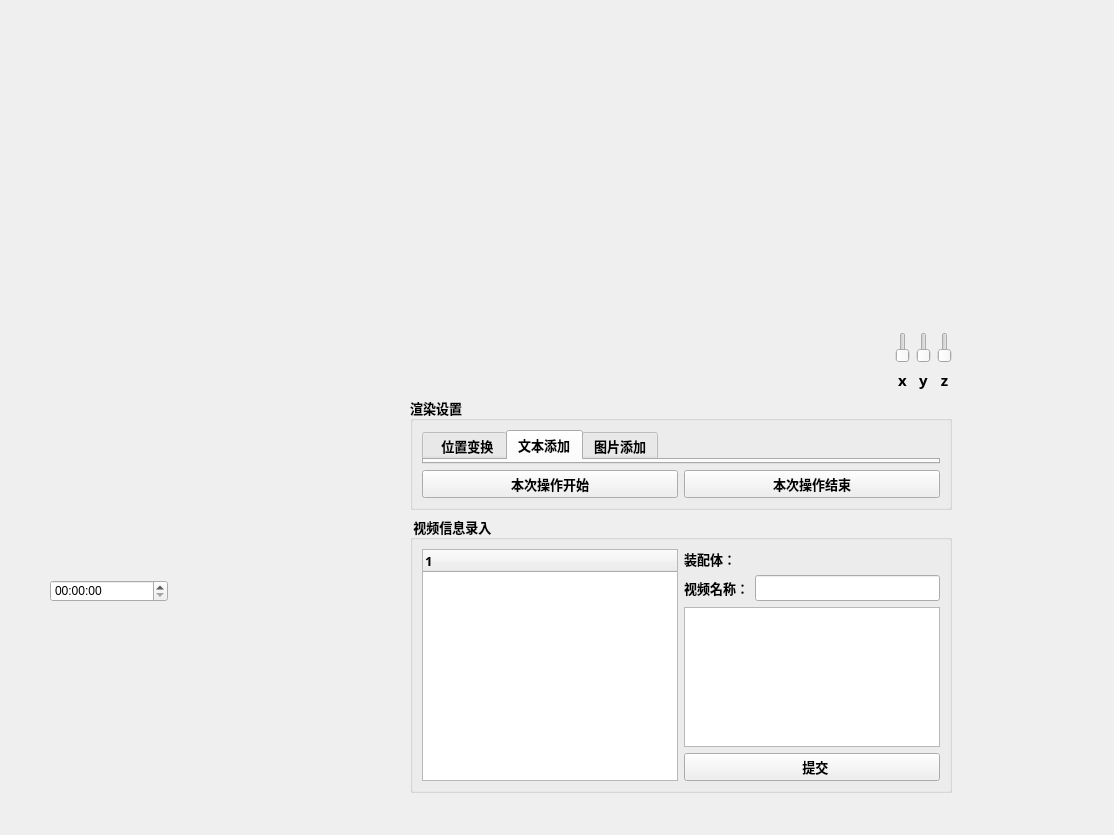
The window that task/Auxiliary_maintenance/maintenance_mask.ui (liuyu690806/AR) describes before a commit, drawn with Qt 5.
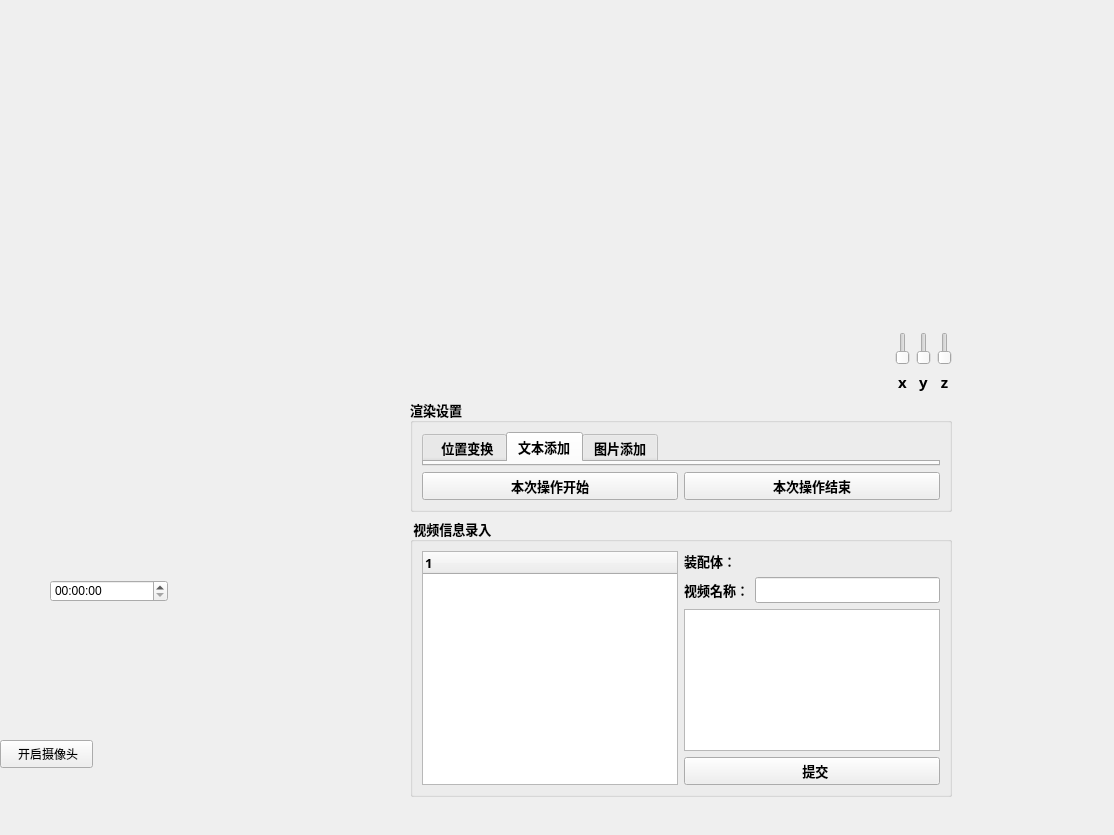
The same window after the commit. Custom widgets are drawn as their Qt base class.

What changed in the file:
```diff
--- a/task/Auxiliary_maintenance/maintenance_mask.ui
+++ b/task/Auxiliary_maintenance/maintenance_mask.ui
@@ -26,9 +26,9 @@
   <widget class="QWidget" name="widget_vedio" native="true">
    <property name="geometry">
     <rect>
-     <x>30</x>
-     <y>30</y>
-     <width>81</width>
+     <x>80</x>
+     <y>10</y>
+     <width>211</width>
      <height>531</height>
     </rect>
    </property>
@@ -39,7 +39,7 @@
      <x>410</x>
      <y>332</y>
      <width>542</width>
-     <height>461</height>
+     <height>465</height>
     </rect>
    </property>
    <layout class="QVBoxLayout" name="verticalLayout_5">
@@ -294,7 +294,28 @@
     </item>
    </layout>
   </widget>
+  <widget class="QPushButton" name="btn_openCam">
+   <property name="geometry">
+    <rect>
+     <x>0</x>
+     <y>740</y>
+     <width>93</width>
+     <height>28</height>
+    </rect>
+   </property>
+   <property name="text">
+    <string> 开启摄像头</string>
+   </property>
+  </widget>
  </widget>
+ <customwidgets>
+  <customwidget>
+   <class>myopengl</class>
+   <extends>QWidget</extends>
+   <header location="global">myopengl.h</header>
+   <container>1</container>
+  </customwidget>
+ </customwidgets>
  <resources/>
  <connections/>
 </ui>
```
Left out of the diff: 2 changed lines with no effect on the pictures.
